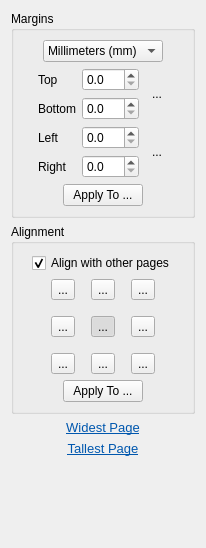
ImageProcessing-ElectronicPublications/scantailor-deviant, file filters/page_layout/ui/PageLayoutOptionsWidget.ui: the form before one commit.
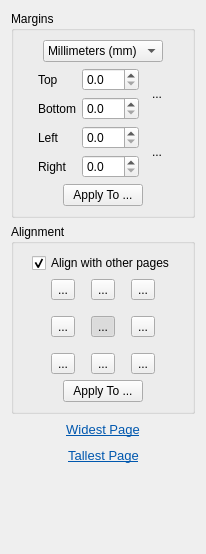
The form after the commit. Icons and pictures are not drawn.

Diff of the .ui file:
```diff
--- a/filters/page_layout/ui/PageLayoutOptionsWidget.ui
+++ b/filters/page_layout/ui/PageLayoutOptionsWidget.ui
@@ -6,7 +6,7 @@
     <x>0</x>
     <y>0</y>
     <width>206</width>
-    <height>548</height>
+    <height>554</height>
    </rect>
   </property>
   <property name="windowTitle" >
@@ -572,6 +572,21 @@
     </widget>
    </item>
    <item>
+    <layout class="QHBoxLayout" name="horizontalLayout_8" >
+     <item>
+      <spacer name="horizontalSpacer_13" >
+       <property name="orientation" >
+        <enum>Qt::Horizontal</enum>
+       </property>
+       <property name="sizeHint" stdset="0" >
+        <size>
+         <width>40</width>
+         <height>20</height>
+        </size>
+       </property>
+      </spacer>
+     </item>
+     <item>
     <widget class="QLabel" name="widestPageLink" >
      <property name="toolTip" >
       <string>Go to the widest page.</string>
@@ -589,6 +604,36 @@
     </widget>
    </item>
    <item>
+      <spacer name="horizontalSpacer_14" >
+       <property name="orientation" >
+        <enum>Qt::Horizontal</enum>
+       </property>
+       <property name="sizeHint" stdset="0" >
+        <size>
+         <width>40</width>
+         <height>20</height>
+        </size>
+       </property>
+      </spacer>
+     </item>
+    </layout>
+   </item>
+   <item>
+    <layout class="QHBoxLayout" name="horizontalLayout_7" >
+     <item>
+      <spacer name="horizontalSpacer_15" >
+       <property name="orientation" >
+        <enum>Qt::Horizontal</enum>
+       </property>
+       <property name="sizeHint" stdset="0" >
+        <size>
+         <width>40</width>
+         <height>20</height>
+        </size>
+       </property>
+      </spacer>
+     </item>
+     <item>
     <widget class="QLabel" name="tallestPageLink" >
      <property name="toolTip" >
       <string>Go to the tallest page.</string>
@@ -604,6 +649,21 @@
       <set>Qt::AlignCenter</set>
      </property>
     </widget>
+     </item>
+     <item>
+      <spacer name="horizontalSpacer_16" >
+       <property name="orientation" >
+        <enum>Qt::Horizontal</enum>
+       </property>
+       <property name="sizeHint" stdset="0" >
+        <size>
+         <width>40</width>
+         <height>20</height>
+        </size>
+       </property>
+      </spacer>
+     </item>
+    </layout>
    </item>
    <item>
     <spacer name="verticalSpacer" >
```
Lines whose indentation alone changed are shown as unchanged.
